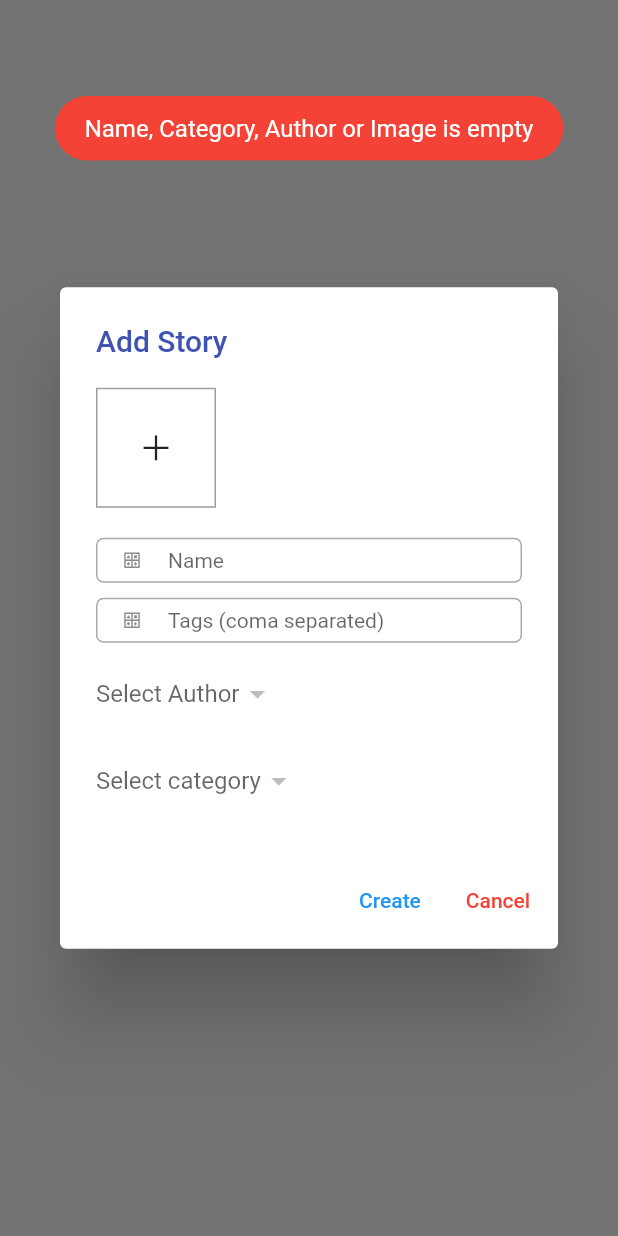
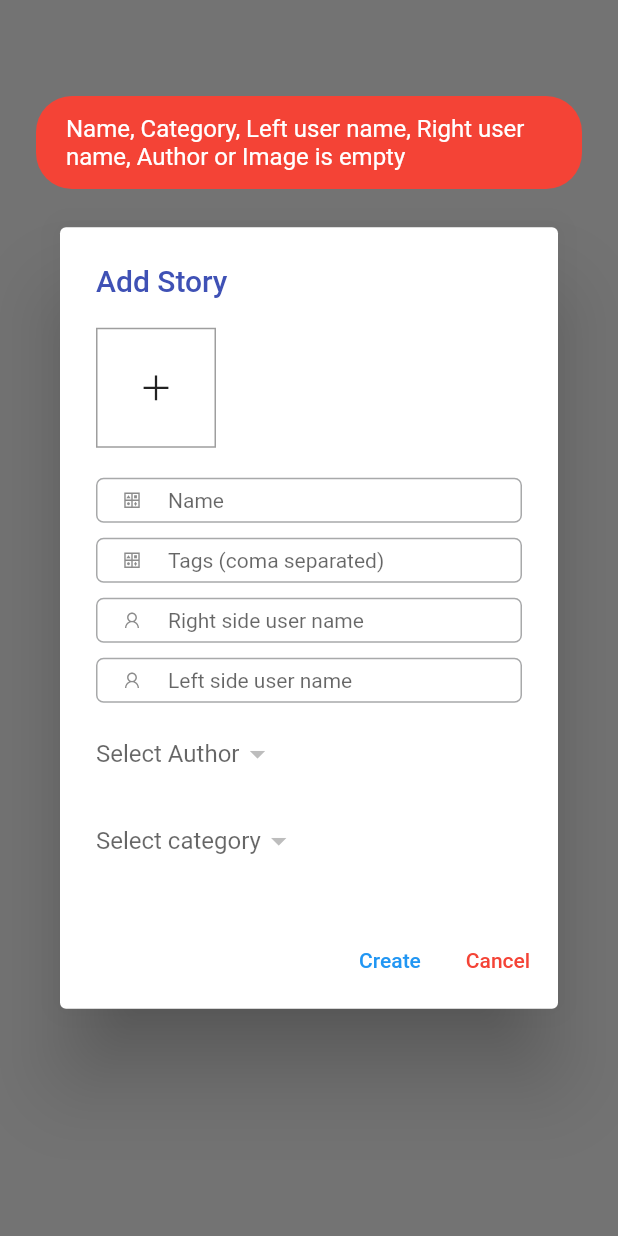
Before and after one commit to IamAKX/storyteller-admin, a Flutter app: what showCreatePopup() shows on an empty page, opened directly with empty values, after a tap on "Create", on a phone screen of 412 x 824 dp. Run offline on Flutter 3.47's test engine with Material 3 defaults, Android fonts, the phone set to English and light mode, and no system bars; our stand-ins replace cached_network_image, dio, firebase_core, firebase_storage, flutter_chat_bubble, flutter_svg and 5 more; missing offline and left inert: image_picker_web, universal_html; accounts and stored records are empty; network calls fail.

Commit message:
added users in story chat

```diff
--- a/lib/screen/story/story_popups.dart
+++ b/lib/screen/story/story_popups.dart
@@ -21,7 +21,7 @@ class StoryPopup {
   static List<String> items = ['ME', 'OTHER'];
 
   static showEditChatPopup(BuildContext context, StoryChatModel? chatModel,
-      Function(int) reloadChat, Function(int, int) deleteChat) {
+      Function() reloadChat, Function(int, int) deleteChat) {
     TextEditingController textCtrl =
         TextEditingController(text: chatModel?.text ?? '');
     String selectedItem = chatModel?.sender ?? 'ME';
@@ -135,7 +135,7 @@ class StoryPopup {
                   ApiProvider.instance
                       .updateStoryChat(chatModel?.id ?? -1, reqBody)
                       .then((value) {
-                    reloadChat(chatModel?.story?.id ?? -1);
+                    reloadChat();
                   });
                   Navigator.pop(context);
                 },
@@ -186,6 +186,8 @@ class StoryPopup {
     Uint8List? fromPicker;
     TextEditingController nameCtrl = TextEditingController();
     TextEditingController tagCtrl = TextEditingController();
+    TextEditingController userMeCtrl = TextEditingController();
+    TextEditingController userOtherCtrl = TextEditingController();
     showDialog(
       context: context,
       builder: (context) {
@@ -240,6 +242,20 @@ class StoryPopup {
                       obscure: false,
                       icon: LineAwesomeIcons.icons),
                   verticalGap(defaultPadding / 2),
+                  InputFieldRound(
+                      hint: 'Right side user name',
+                      controller: userMeCtrl,
+                      keyboardType: TextInputType.name,
+                      obscure: false,
+                      icon: LineAwesomeIcons.user),
+                  verticalGap(defaultPadding / 2),
+                  InputFieldRound(
+                      hint: 'Left side user name',
+                      controller: userOtherCtrl,
+                      keyboardType: TextInputType.name,
+                      obscure: false,
+                      icon: LineAwesomeIcons.user_1),
+                  verticalGap(defaultPadding / 2),
                   DropdownButtonHideUnderline(
                     child: DropdownButton<AuthorModel>(
                       hint: const Text('Select Author'),
@@ -282,9 +298,11 @@ class StoryPopup {
                   if (nameCtrl.text.isEmpty ||
                       categoryModel == null ||
                       authorModel == null ||
-                      fromPicker == null) {
-                    ToastService.instance
-                        .showError('Name, Category, Author or Image is empty');
+                      fromPicker == null ||
+                      userMeCtrl.text.isEmpty ||
+                      userOtherCtrl.text.isEmpty) {
+                    ToastService.instance.showError(
+                        'Name, Category, Left user name, Right user name, Author or Image is empty');
                     return;
                   }
                   Map<String, dynamic> reqBody = {
@@ -293,7 +311,9 @@ class StoryPopup {
                     "name": nameCtrl.text,
                     "image": await StorageProvider.instance.uploadFile(
                         'story', DateTime.now().toIso8601String(), fromPicker!),
-                    "tags": tagCtrl.text
+                    "tags": tagCtrl.text,
+                    "userMe": userMeCtrl.text,
+                    "userOther": userOtherCtrl.text
                   };
 
                   ApiProvider.instance.createStory(reqBody).then((value) {
```
Also changed, not shown: lib/model/story_model.dart (+32 -14 lines), lib/screen/story/story_screen.dart (+44 -22 lines), 1 other file.
